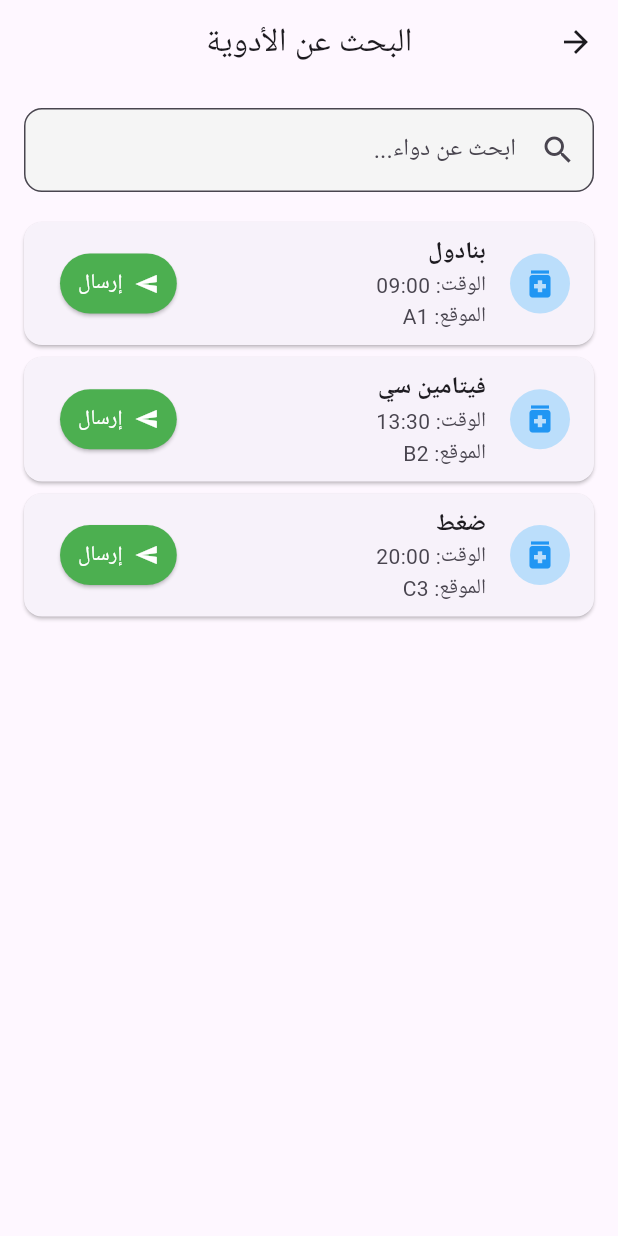
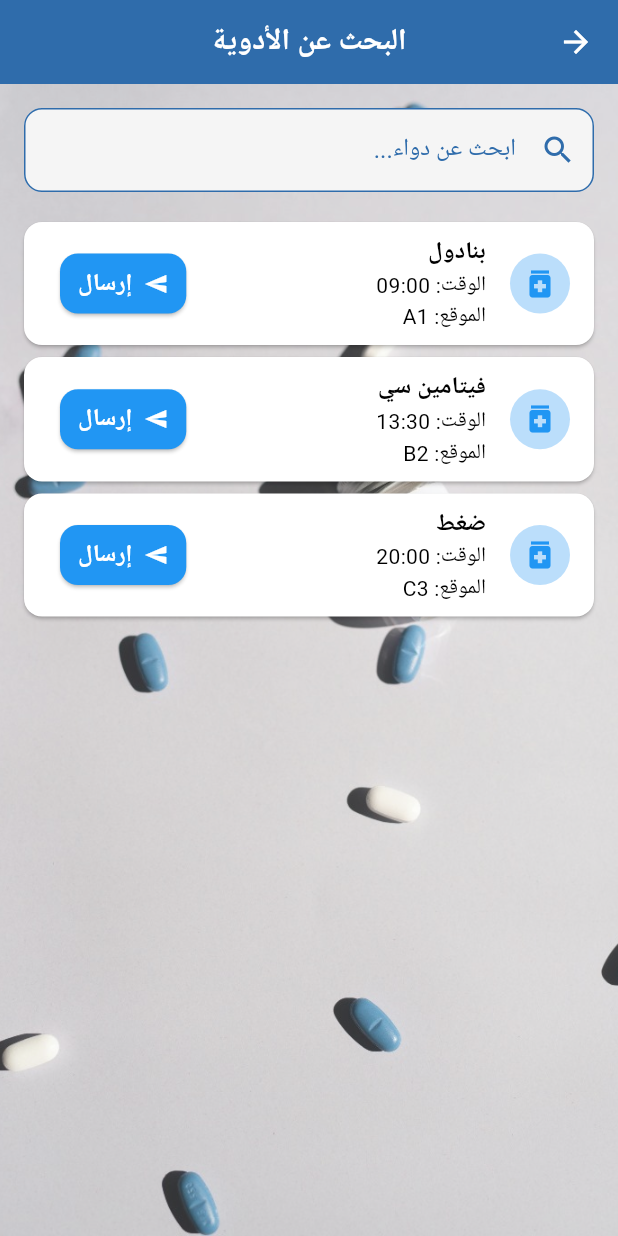
Before and after one commit to DoaaSamirTest/graduationProject, a Flutter app: the screen it shows after launch, after a tap on "البحث عن الأدوية", on a phone screen of 412 x 824 dp. Run offline on Flutter 3.47's test engine with Material 3 defaults, Android fonts, the phone set to English and light mode, and no system bars; our stand-ins replace flutter_bluetooth_serial, fluttertoast, permission_handler, sqflite; accounts and stored records are empty; network calls fail; Roboto replaces fonts that are missing (Cairo).

Commit message:
Refactor UI components to enhance visual consistency and usability. Update background image opacity, adjust button styles, and improve layout across multiple screens. Integrate theme data for a cohesive design.

```diff
--- a/lib/main.dart
+++ b/lib/main.dart
@@ -1,4 +1,5 @@
 import 'package:flutter/material.dart';
+import 'package:gproject/utils/theme_data.dart';
 import 'screens/home_screen.dart';
 import 'screens/medicine_details_screen.dart';
 import 'screens/control_screen.dart';
@@ -18,7 +19,7 @@ class MedicineApp extends StatelessWidget {
   Widget build(BuildContext context) {
     return MaterialApp(
       title: 'تطبيق الأدوية الآلي',
-      theme: ThemeData(primarySwatch: Colors.blue, fontFamily: 'Cairo'),
+      theme: appTheme,
       debugShowCheckedModeBanner: false,
       home: HomeScreen(),
       builder: (context, child) {
--- a/lib/screens/home_screen.dart
+++ b/lib/screens/home_screen.dart
@@ -36,7 +36,6 @@ class HomeScreenState extends State<HomeScreen> {
       textDirection: TextDirection.rtl,
       child: Scaffold(
         appBar: AppBar(
-          backgroundColor:Colors.white,
           title: Text('جدول الأدوية'),
           centerTitle: true,
           actions: [
@@ -52,14 +51,18 @@ class HomeScreenState extends State<HomeScreen> {
             ),
           ],
         ),
-        body: _isLoading
+        body:
+            _isLoading
                 ? Center(child: CircularProgressIndicator())
                 : Container(
                   width: double.infinity,
                   height: double.infinity,
                   decoration: BoxDecoration(
                     image: DecorationImage(
-                    image: AssetImage('assets/images/pexels.jpg'), // ← غيّري المسار حسب الصورة
+                      opacity: 0.8,
+                      image: AssetImage(
+                        'assets/images/pexels.jpg',
+                      ), // ← غيّري المسار حسب الصورة
                       fit: BoxFit.cover,
                     ),
                   ),
@@ -101,14 +104,14 @@ class HomeScreenState extends State<HomeScreen> {
                             ),
                           ),
                           child: Padding(
-                          padding: const EdgeInsets.all(12.0),
+                            padding: const EdgeInsets.all(8.0),
                             child: Text(
                               'إضافة دواء جديد',
                               style: TextStyle(fontSize: 16),
                             ),
                           ),
                         ),
-                      SizedBox(height: 12),
+                        SizedBox(height: 22),
                         ElevatedButton.icon(
                           onPressed: () {
                             Navigator.push(
@@ -121,7 +124,6 @@ class HomeScreenState extends State<HomeScreen> {
                           icon: Icon(Icons.search),
                           label: Text('البحث عن الأدوية'),
                           style: ElevatedButton.styleFrom(
-                          backgroundColor: Colors.green,
                             shape: RoundedRectangleBorder(
                               borderRadius: BorderRadius.circular(8),
                             ),
@@ -137,7 +139,8 @@ class HomeScreenState extends State<HomeScreen> {
 
   Widget _buildMedicineCard(Medicine medicine) {
     return Card(
-      color: Colors.white.withValues(alpha: 0.6),
+      color: Colors.white.withValues(alpha: 0.85),
+      elevation: 2,
       margin: EdgeInsets.only(bottom: 24),
       child: InkWell(
         onTap: () async {
@@ -154,8 +157,8 @@ class HomeScreenState extends State<HomeScreen> {
           child: Row(
             children: [
               CircleAvatar(
-                backgroundColor: const Color.fromARGB(255, 45, 191, 125),
-                child: Icon(Icons.medication, color: Colors.white),
+                backgroundColor: Colors.blue.shade100,
+                child: Icon(Icons.medication, color: Colors.blue),
               ),
               SizedBox(width: 16),
               Expanded(
@@ -167,16 +170,17 @@ class HomeScreenState extends State<HomeScreen> {
                       style: TextStyle(
                         fontSize: 18,
                         fontWeight: FontWeight.bold,
+                        color: Colors.blue,
                       ),
                     ),
                     SizedBox(height: 4),
                     Row(
                       children: [
-                        Icon(Icons.access_time, size: 16, color: Colors.grey),
+                        Icon(Icons.access_time, size: 16, color: Colors.blue),
                         SizedBox(width: 4),
                         Text(
                           medicine.time,
-                          style: TextStyle(color: Colors.grey),
+                          style: TextStyle(color: Colors.blue),
                         ),
                       ],
                     ),
@@ -185,14 +189,11 @@ class HomeScreenState extends State<HomeScreen> {
               ),
               CircleAvatar(
                 radius: 14,
-                backgroundColor:
-                    medicine.taken
-                        ? Colors.green.shade100
-                        : Colors.blue.shade100,
+                backgroundColor: medicine.taken ? Colors.white : Colors.blue,
                 child: Icon(
                   medicine.taken ? Icons.check : Icons.notifications,
-                  size: 16,
-                  color: medicine.taken ? Colors.green : Colors.white,
+                  size: 20,
+                  color: medicine.taken ? Colors.blue : Colors.white,
                 ),
               ),
             ],
--- a/lib/screens/search_screen.dart
+++ b/lib/screens/search_screen.dart
@@ -57,20 +57,30 @@ class SearchScreenState extends State<SearchScreen> {
       textDirection: TextDirection.rtl,
       child: Scaffold(
         appBar: AppBar(title: Text('البحث عن الأدوية'), centerTitle: true),
-        body: Padding(
-
+        body: Stack(
+          children: [
+            Container(
+              decoration: BoxDecoration(
+                image: DecorationImage(
+                  opacity: 0.8,
+                  image: AssetImage('assets/images/pexels.jpg'),
+                  fit: BoxFit.cover,
+                ),
+              ),
+            ),
+            Padding(
               padding: const EdgeInsets.all(16.0),
               child: Column(
                 children: [
-              // Search TextField
                   TextField(
                     controller: _searchController,
                     decoration: InputDecoration(
                       labelText: 'ابحث عن دواء...',
-                  prefixIcon: Icon(Icons.search),
-                  border: OutlineInputBorder(
+                      enabledBorder: OutlineInputBorder(
                         borderRadius: BorderRadius.circular(12),
+                        borderSide: BorderSide(color: Color(0xFF2F6CAB)),
                       ),
+                      prefixIcon: Icon(Icons.search, color: Color(0xFF2F6CAB)),
                       filled: true,
                       fillColor: Colors.grey.shade100,
                     ),
@@ -122,10 +132,13 @@ class SearchScreenState extends State<SearchScreen> {
                                     ),
                                     title: Text(
                                       medicine.name,
-                                  style: TextStyle(fontWeight: FontWeight.bold),
+                                      style: TextStyle(
+                                        fontWeight: FontWeight.bold,
+                                      ),
                                     ),
                                     subtitle: Column(
-                                  crossAxisAlignment: CrossAxisAlignment.start,
+                                      crossAxisAlignment:
+                                          CrossAxisAlignment.start,
                                       children: [
                                         Text('الوقت: ${medicine.time}'),
                                         Text('الموقع: ${medicine.location}'),
@@ -133,11 +146,12 @@ class SearchScreenState extends State<SearchScreen> {
                                     ),
                                     trailing: ElevatedButton.icon(
                                       onPressed:
-                                      () => _sendMedicineName(medicine.name),
+                                          () =>
+                                              _sendMedicineName(medicine.name),
                                       icon: Icon(Icons.send, size: 16),
                                       label: Text('إرسال'),
                                       style: ElevatedButton.styleFrom(
-                                    backgroundColor: Colors.green,
+                                        backgroundColor: Colors.blue,
                                         foregroundColor: Colors.white,
                                         padding: EdgeInsets.symmetric(
                                           horizontal: 12,
@@ -153,6 +167,8 @@ class SearchScreenState extends State<SearchScreen> {
                 ],
               ),
             ),
+          ],
+        ),
       ),
     );
   }
--- a/lib/screens/widgets/connection_status_card.dart
+++ b/lib/screens/widgets/connection_status_card.dart
@@ -34,7 +34,7 @@ class ConnectionStatusCard extends StatelessWidget {
                           ? Icons.bluetooth_connected
                           : Icons.bluetooth_disabled,
                       color:
-                          connectedSnapshot.data! ? Colors.green : Colors.red,
+                          connectedSnapshot.data! ? Colors.blue : Colors.red,
                     );
                   },
                 ),
@@ -42,7 +42,7 @@ class ConnectionStatusCard extends StatelessWidget {
                 Text(
                   snapshot.data!,
                   style: TextStyle(
-                    color: isConnected ? Colors.green : Colors.red,
+                    color: isConnected ? Colors.blue : Colors.red,
                     fontWeight: FontWeight.bold,
                   ),
                 ),
--- a/lib/screens/widgets/device_list.dart
+++ b/lib/screens/widgets/device_list.dart
@@ -26,7 +26,7 @@ class DeviceList extends StatelessWidget {
       itemCount: devicesList.length,
       itemBuilder: (context, index) {
         final device = devicesList[index];
-        return Card(
+        return Card(elevation: 2,
           child: ListTile(
             leading: const Icon(Icons.bluetooth),
             title: Text(device.name ?? "اسم غير معروف"),
--- /dev/null
+++ b/lib/utils/theme_data.dart
@@ -0,0 +1,100 @@
+import 'package:flutter/material.dart';
+
+final ThemeData appTheme = ThemeData(
+  brightness: Brightness.light,
+  scaffoldBackgroundColor: Color(0xFFFAFAFA), // خلفية هادية شبه الصورة
+
+  primaryColor: Color(0xFF2F6CAB), // أزرق هادي
+  colorScheme: ColorScheme.light(
+    primary: Color(0xFF2F6CAB),
+    secondary: Color(0xFFFDD835), // accent أصفر هادي
+    background: Color(0xFFFAFAFA),
+    surface: Colors.white,
+    onPrimary: Colors.white,
+    onSecondary: Colors.black,
+    onBackground: Colors.black,
+    onSurface: Colors.black,
+  ),
+
+  appBarTheme: AppBarTheme(
+    backgroundColor: Color(0xFF2F6CAB),
+    foregroundColor: Colors.white,
+    elevation: 0,
+    titleTextStyle: TextStyle(
+      fontSize: 20,
+      fontWeight: FontWeight.bold,
+      color: Colors.white,
+    ),
+  ),
+
+  elevatedButtonTheme: ElevatedButtonThemeData(
+    style: ElevatedButton.styleFrom(
+      backgroundColor: Color(0xFF2F6CAB),
+      foregroundColor: Colors.white,
+      shape: RoundedRectangleBorder(borderRadius: BorderRadius.circular(12)),
+      padding: EdgeInsets.symmetric(vertical: 10, horizontal: 24),
+      textStyle: TextStyle(fontSize: 16, fontWeight: FontWeight.w600),
+    ),
+  ),
+
+  textButtonTheme: TextButtonThemeData(
+    style: TextButton.styleFrom(
+      foregroundColor: Color(0xFF2F6CAB),
+      textStyle: TextStyle(fontSize: 14, fontWeight: FontWeight.w500),
+    ),
+  ),
+
+  textTheme: TextTheme(
+    headlineLarge: TextStyle(
+      // عناوين رئيسية
+      fontSize: 26,
+      fontWeight: FontWeight.bold,
+      color: Color(0xFF2F6CAB),
+    ),
+    headlineMedium: TextStyle(
+      // عناوين ثانوية
+      fontSize: 22,
+      fontWeight: FontWeight.w600,
+      color: Color(0xFF333333),
+    ),
+    titleMedium: TextStyle(
+      // عناوين الأقسام
+      fontSize: 18,
+      fontWeight: FontWeight.w600,
+      color: Color(0xFF333333),
+    ),
+    bodyLarge: TextStyle(
+      // نص رئيسي
+      fontSize: 16,
+      fontWeight: FontWeight.normal,
+      color: Color(0xFF333333),
+    ),
+    bodyMedium: TextStyle(
+      // وصف أو تعليمات
+      fontSize: 14,
+      color: Color(0xFF757575),
+    ),
+  ),
+
+  inputDecorationTheme: InputDecorationTheme(
+    filled: true,
+    fillColor: Colors.white,
+    disabledBorder: OutlineInputBorder(
+      borderRadius: BorderRadius.circular(12),
+      borderSide: BorderSide(color: Colors.white),
+    ),
+    enabledBorder: OutlineInputBorder(
+      borderRadius: BorderRadius.circular(12),
+      borderSide: BorderSide(color: Color(0xFF2F6CAB)),
+    ),
+    border: OutlineInputBorder(
+      borderRadius: BorderRadius.circular(12),
+      borderSide: BorderSide(color: Color(0xFF2F6CAB)),
+    ),
+    focusedBorder: OutlineInputBorder(
+      borderRadius: BorderRadius.circular(12),
+      borderSide: BorderSide(color: Color(0xFF2F6CAB), width: 2),
+    ),
+    labelStyle: TextStyle(color: Color(0xFF2F6CAB)),
+  ),
+);
```
Also changed, not shown: lib/screens/add_medicine_screen.dart (+33 -16 lines), lib/screens/control_screen.dart (+16 -17 lines), lib/screens/medicine_details_screen.dart (+16 -28 lines), lib/screens/widgets/control_panel.dart (+53 -52 lines), assets/images/pexels.jpg. Lines whose indentation alone changed are shown as unchanged.
